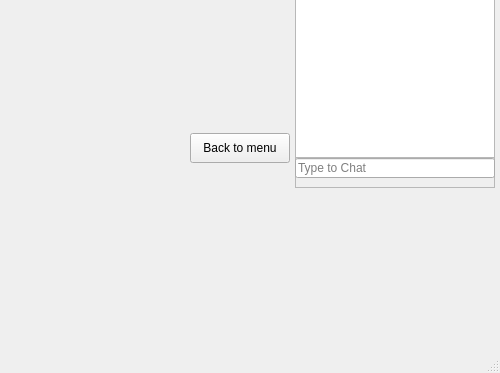
Old version of the form game_client/chess_ui/mainwindow.ui in the repository GreeNM11/ChessQt; both pictures show x 500 to 1000 and y 467 to 840 of the 1000 by 840 pixel window.
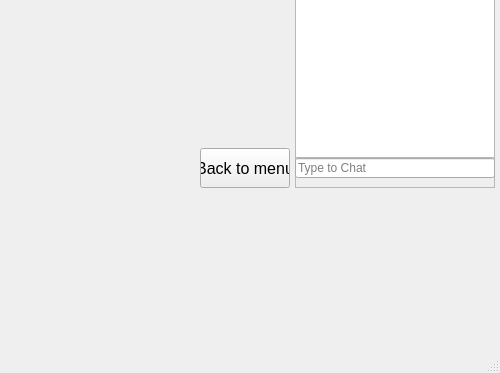
New version of the form.

```diff
--- a/game_client/chess_ui/mainwindow.ui
+++ b/game_client/chess_ui/mainwindow.ui
@@ -224,21 +224,7 @@
       </property>
      </widget>
     </widget>
-    <widget class="QWidget" name="boardPage">
-     <widget class="QPushButton" name="backMenuButton">
-      <property name="geometry">
-       <rect>
-        <x>650</x>
-        <y>580</y>
-        <width>100</width>
-        <height>30</height>
-       </rect>
-      </property>
-      <property name="text">
-       <string>Back to menu</string>
-      </property>
-     </widget>
-    </widget>
+    <widget class="QWidget" name="boardPage"/>
     <widget class="QWidget" name="loginPage">
      <widget class="QLineEdit" name="passwordEnter">
       <property name="geometry">
@@ -394,6 +380,24 @@
      </property>
     </widget>
    </widget>
+   <widget class="QPushButton" name="backMenuButton">
+    <property name="geometry">
+     <rect>
+      <x>700</x>
+      <y>615</y>
+      <width>90</width>
+      <height>40</height>
+     </rect>
+    </property>
+    <property name="font">
+     <font>
+      <pointsize>12</pointsize>
+     </font>
+    </property>
+    <property name="text">
+     <string>Back to menu</string>
+    </property>
+   </widget>
   </widget>
   <widget class="QMenuBar" name="menubar">
    <property name="geometry">
```
